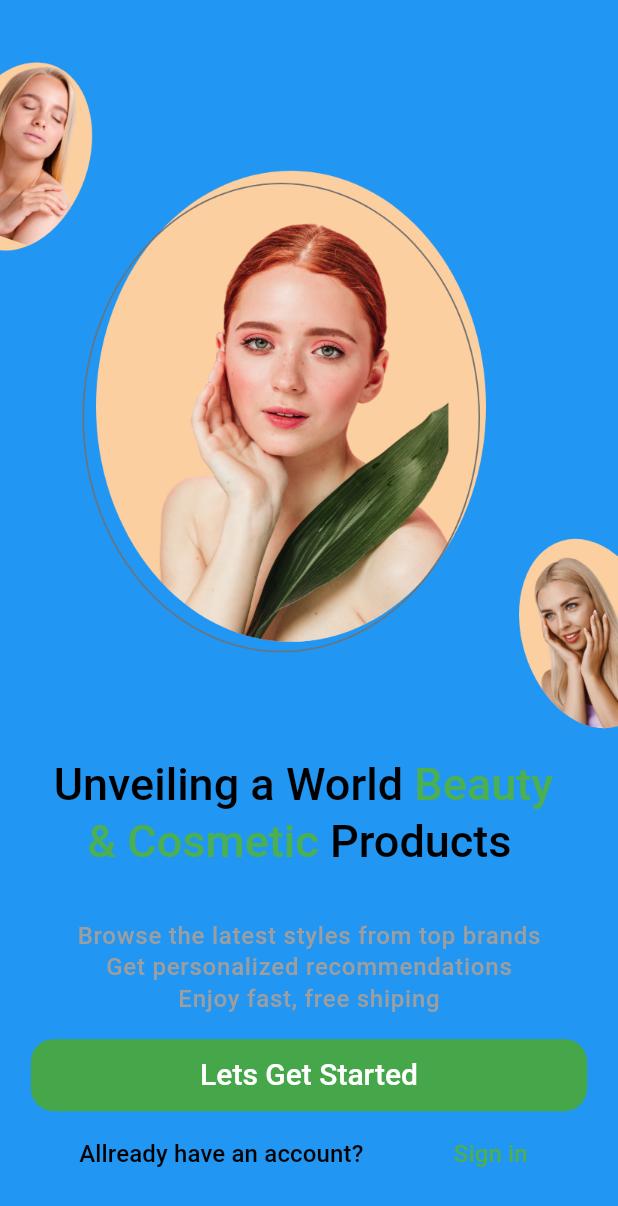
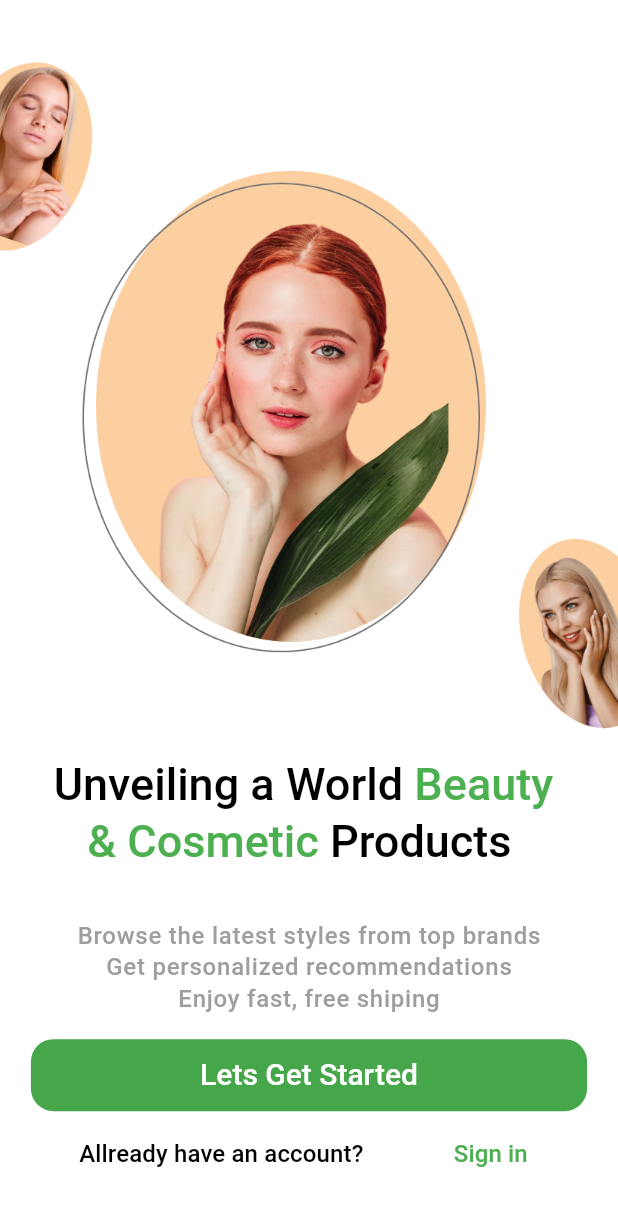
Before and after one commit to KalitovAlex/flutter_firebase_parfumery, a Flutter app: the screen it shows after launch, on a phone screen of 412 x 824 dp. Shown: the top 1206 px of the screen. Run offline on Flutter 3.47's test engine with Material 3 defaults, Android fonts, the phone set to English and light mode, and no system bars; our stand-ins replace auto_route, awesome_snackbar_content, cached_network_image, cloud_firestore, firebase_auth, firebase_core and 15 more; missing offline and left inert: talker_bloc_logger; accounts and stored records are empty; statements that could not run were skipped.

Commit message:
"Updated android/app/build.gradle, lib/core/styles/themes.dart, and pubspec.lock files with new versions and configurations."

```diff
--- a/lib/core/styles/themes.dart
+++ b/lib/core/styles/themes.dart
@@ -3,7 +3,7 @@ import 'package:google_fonts/google_fonts.dart';
 
 ThemeData lightTheme = ThemeData(
   appBarTheme: const AppBarTheme(color: Colors.transparent,surfaceTintColor: Colors.transparent),
-  colorScheme: ColorScheme.fromSeed(seedColor:  const Color.fromARGB(255, 117, 164, 245).withOpacity(0.7),brightness: Brightness.light).copyWith(surface: Colors.blue),
+  colorScheme: ColorScheme.fromSeed(seedColor:  Colors.white,brightness: Brightness.light).copyWith(surface: Colors.white),
   textTheme: TextTheme(
     headlineLarge: GoogleFonts.robotoSerif(
       color: Colors.green,
```
Also changed, not shown: pubspec.lock, 1 other file.
